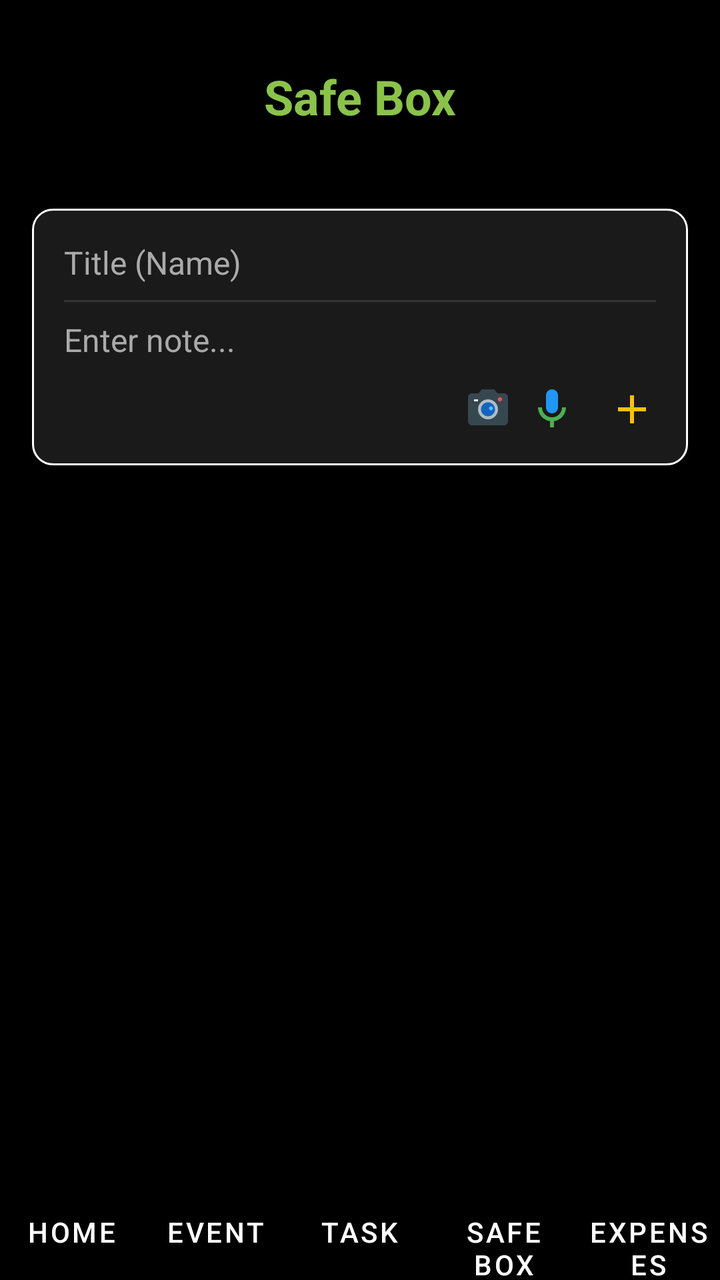
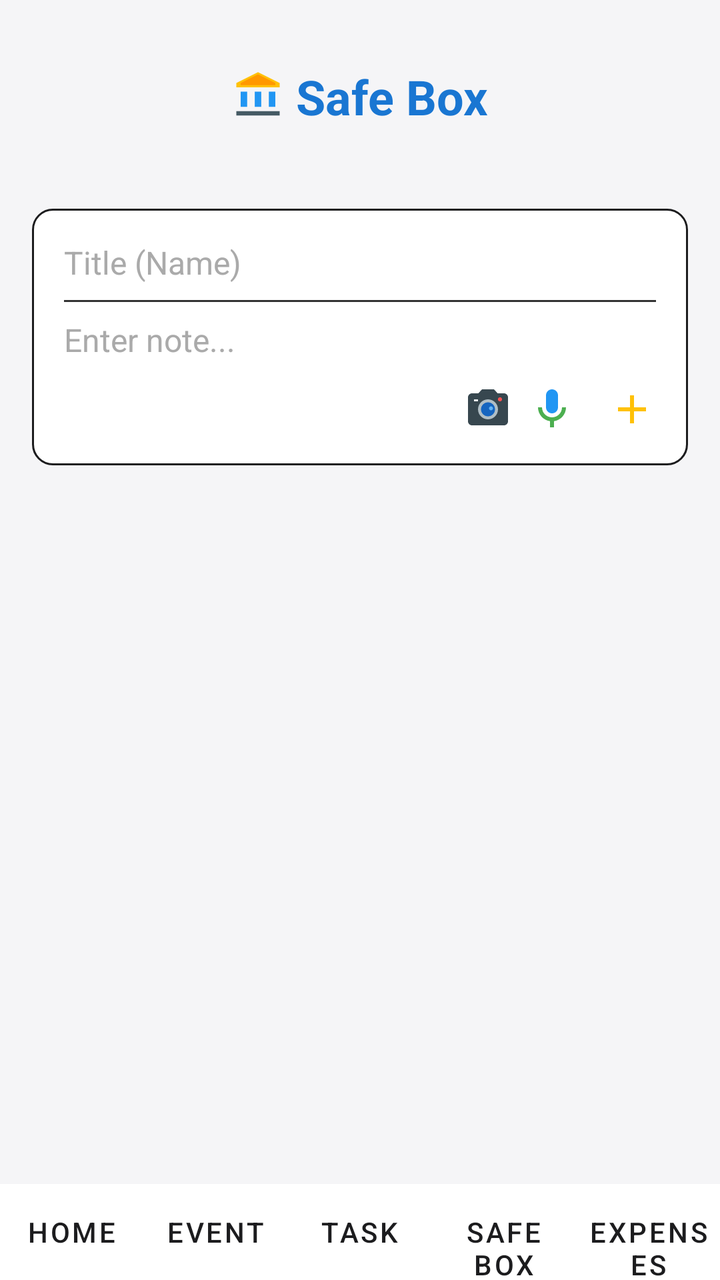

Before-and-after screenshots of an Android layout around one commit, followed by the original layout XML and the change that was made.
<!-- AndroidManifest.xml: activity theme Theme.MyCalendar2026SAR -->
<!-- res/layout/activity_secure_box.xml -->
<?xml version="1.0" encoding="utf-8"?>
<androidx.constraintlayout.widget.ConstraintLayout xmlns:android="http://schemas.android.com/apk/res/android"
    xmlns:app="http://schemas.android.com/apk/res-auto"
    xmlns:tools="http://schemas.android.com/tools"
    android:id="@+id/main"
    android:layout_width="match_parent"
    android:layout_height="match_parent"
    android:background="@color/black"
    tools:context=".SecureBoxActivity">

    <LinearLayout
        android:id="@+id/selectionBar"
        android:layout_width="match_parent"
        android:layout_height="56dp"
        android:background="#DD000000"
        android:gravity="center_vertical"
        android:orientation="horizontal"
        android:paddingStart="16dp"
        android:paddingEnd="16dp"
        android:visibility="gone"
        android:elevation="8dp"
        app:layout_constraintTop_toTopOf="parent">

        <TextView
            android:id="@+id/selectionCountText"
            android:layout_width="0dp"
            android:layout_height="wrap_content"
            android:layout_weight="1"
            android:text="0 selected"
            android:textColor="@color/white"
            android:textSize="18sp"
            android:textStyle="bold" />

        <ImageButton
            android:id="@+id/moveSelectedBtn"
            android:layout_width="48dp"
            android:layout_height="48dp"
            android:background="?attr/selectableItemBackgroundBorderless"
            android:src="@drawable/ic_menu_transfer_color" />

        <ImageButton
            android:id="@+id/deleteSelectedBtn"
            android:layout_width="48dp"
            android:layout_height="48dp"
            android:background="?attr/selectableItemBackgroundBorderless"
            android:src="@drawable/ic_menu_trash_color" />

        <ImageButton
            android:id="@+id/cancelSelectionBtn"
            android:layout_width="48dp"
            android:layout_height="48dp"
            android:background="?attr/selectableItemBackgroundBorderless"
            android:src="@drawable/ic_menu_exit_color" />
    </LinearLayout>

    <androidx.constraintlayout.widget.ConstraintLayout
        android:id="@+id/headerLayout"
        android:layout_width="match_parent"
        android:layout_height="wrap_content"
        app:layout_constraintTop_toBottomOf="@id/selectionBar">

        <ImageButton
            android:id="@+id/backButton"
            android:layout_width="@dimen/_24sdp"
            android:layout_height="@dimen/_24sdp"
            android:layout_marginStart="8dp"
            android:layout_marginTop="24dp"
            android:background="?attr/selectableItemBackgroundBorderless"
            android:contentDescription="Back"
            android:padding="4dp"
            android:scaleType="fitCenter"
            android:src="@drawable/ic_back_color"
            app:layout_constraintStart_toStartOf="parent"
            app:layout_constraintTop_toTopOf="parent" />

        <TextView
            android:id="@+id/secureBoxTitle"
            android:layout_width="wrap_content"
            android:layout_height="wrap_content"
            android:layout_marginTop="32dp"
            android:text="Safe Box"
            android:textColor="@color/light_green"
            android:textSize="24sp"
            android:textStyle="bold"
            app:layout_constraintEnd_toEndOf="parent"
            app:layout_constraintStart_toStartOf="parent"
            app:layout_constraintTop_toTopOf="parent" />

        <ImageButton
            android:id="@+id/addCategoryHeaderButton"
            android:layout_width="@dimen/_24sdp"
            android:layout_height="@dimen/_24sdp"
            android:layout_marginEnd="16dp"
            android:background="?attr/selectableItemBackgroundBorderless"
            android:padding="4dp"
            android:scaleType="fitCenter"
            android:src="@drawable/ic_notif_plus_color"
            app:layout_constraintBottom_toBottomOf="@id/secureBoxTitle"
            app:layout_constraintEnd_toEndOf="parent"
            app:layout_constraintTop_toTopOf="@id/secureBoxTitle" />

    </androidx.constraintlayout.widget.ConstraintLayout>

    <LinearLayout
        android:id="@+id/categoryContainer"
        android:layout_width="match_parent"
        android:layout_height="wrap_content"
        android:layout_margin="16dp"
        android:orientation="horizontal"
        app:layout_constraintTop_toBottomOf="@id/headerLayout">

        <androidx.recyclerview.widget.RecyclerView
            android:id="@+id/categoryRecyclerView"
            android:layout_width="match_parent"
            android:layout_height="wrap_content" />
    </LinearLayout>

    <LinearLayout
        android:id="@+id/notesSection"
        android:layout_width="0dp"
        android:layout_height="0dp"
        android:layout_marginTop="8dp"
        android:orientation="vertical"
        android:padding="16dp"
        android:visibility="visible"
        app:layout_constraintBottom_toTopOf="@id/bottomNavContainer"
        app:layout_constraintEnd_toEndOf="parent"
        app:layout_constraintStart_toStartOf="parent"
        app:layout_constraintTop_toBottomOf="@id/categoryContainer">

        

        <LinearLayout
            android:id="@+id/noteInputArea"
            android:layout_width="match_parent"
            android:layout_height="wrap_content"
            android:background="@drawable/summary_border"
            android:orientation="vertical"
            android:padding="8dp">

            <EditText
                android:id="@+id/noteTitleInput"
                android:layout_width="match_parent"
                android:layout_height="wrap_content"
                android:background="@null"
                android:hint="Title (Name)"
                android:inputType="text"
                android:padding="8dp"
                android:textColor="@color/white"
                android:textColorHint="#AAAAAA"
                android:textSize="16sp" />

            <View
                android:layout_width="match_parent"
                android:layout_height="1dp"
                android:layout_marginStart="8dp"
                android:layout_marginEnd="8dp"
                android:background="#333333" />

            <EditText
                android:id="@+id/noteContentInput"
                android:layout_width="match_parent"
                android:layout_height="wrap_content"
                android:background="@null"
                android:gravity="start|top"
                android:hint="Enter note..."
                android:inputType="textMultiLine"
                android:maxLines="3"
                android:minLines="1"
                android:padding="8dp"
                android:textColor="@color/white"
                android:textColorHint="#AAAAAA"
                android:textSize="16sp" />

            <LinearLayout
                android:layout_width="match_parent"
                android:layout_height="wrap_content"
                android:gravity="end"
                android:paddingEnd="4dp"
                android:paddingBottom="4dp">

                <ImageButton
                    android:id="@+id/sbCameraNoteButton"
                    android:layout_width="32dp"
                    android:layout_height="32dp"
                    android:background="?attr/selectableItemBackgroundBorderless"
                    android:contentDescription="Camera Note"
                    android:src="@drawable/ic_notif_camera_color" />

                <ImageButton
                    android:id="@+id/sbVoiceNoteButton"
                    android:layout_width="32dp"
                    android:layout_height="32dp"
                    android:background="?attr/selectableItemBackgroundBorderless"
                    android:contentDescription="Voice Note"
                    android:src="@drawable/ic_notif_voice_color" />

                <ImageButton
                    android:id="@+id/saveStickyNoteButton"
                    android:layout_width="32dp"
                    android:layout_height="32dp"
                    android:layout_marginStart="8dp"
                    android:background="?attr/selectableItemBackgroundBorderless"
                    android:contentDescription="Save Note"
                    android:src="@drawable/ic_notif_plus_color" />
            </LinearLayout>

        </LinearLayout>

        <androidx.recyclerview.widget.RecyclerView
            android:id="@+id/notesRecyclerView"
            android:layout_width="match_parent"
            android:layout_height="match_parent"
            android:layout_marginTop="8dp" />

    </LinearLayout>

    <LinearLayout
        android:id="@+id/bottomNavContainer"
        android:layout_width="match_parent"
        android:layout_height="wrap_content"
        android:orientation="vertical"
        android:background="#000000"
        android:padding="@dimen/_6sdp"
        app:layout_constraintBottom_toBottomOf="parent">

        <include
            layout="@layout/layout_bottom_navigation"
            android:layout_width="match_parent"
            android:layout_height="wrap_content" />
    </LinearLayout>

</androidx.constraintlayout.widget.ConstraintLayout>
<!-- res/layout/layout_bottom_navigation.xml (included above) -->
<?xml version="1.0" encoding="utf-8"?>
<LinearLayout xmlns:android="http://schemas.android.com/apk/res/android"
    xmlns:app="http://schemas.android.com/apk/res-auto"
    android:id="@+id/buttonContainer"
    android:layout_width="match_parent"
    android:layout_height="wrap_content"
    android:layout_marginTop="@dimen/_6sdp"
    android:orientation="horizontal"
    android:background="#000000">

    <Button
        android:id="@+id/navHomeButton"
        style="@style/Widget.MaterialComponents.Button.TextButton"
        android:layout_width="0dp"
        android:layout_height="wrap_content"
        android:layout_weight="1"
        android:insetTop="0dp"
        android:insetBottom="0dp"
        android:paddingLeft="4dp"
        android:paddingRight="4dp"
        android:text="@string/menu_home"
        android:textColor="@color/white"
        android:textSize="@dimen/_9ssp"
        app:backgroundTint="@android:color/transparent"
        app:icon="@drawable/ic_menu_home_color"
        app:iconGravity="top"
        app:iconSize="24dp"
        app:iconTint="@null"
        app:elevation="0dp" />

    <Button
        android:id="@+id/navEventButton"
        style="@style/Widget.MaterialComponents.Button.TextButton"
        android:layout_width="0dp"
        android:layout_height="wrap_content"
        android:layout_weight="1"
        android:insetTop="0dp"
        android:insetBottom="0dp"
        android:paddingLeft="4dp"
        android:paddingRight="4dp"
        android:text="@string/save_note"
        android:textColor="@color/white"
        android:textSize="@dimen/_9ssp"
        app:backgroundTint="@android:color/transparent"
        app:icon="@drawable/ic_menu_calendar_color"
        app:iconGravity="top"
        app:iconSize="24dp"
        app:iconTint="@null"
        app:elevation="0dp" />

    <Button
        android:id="@+id/navTaskButton"
        style="@style/Widget.MaterialComponents.Button.TextButton"
        android:layout_width="0dp"
        android:layout_height="wrap_content"
        android:layout_weight="1"
        android:insetTop="0dp"
        android:insetBottom="0dp"
        android:paddingLeft="4dp"
        android:paddingRight="4dp"
        android:text="@string/task"
        android:textColor="@color/white"
        android:textSize="@dimen/_9ssp"
        app:backgroundTint="@android:color/transparent"
        app:icon="@drawable/ic_menu_task_color"
        app:iconGravity="top"
        app:iconSize="24dp"
        app:iconTint="@null"
        app:elevation="0dp" />

    <Button
        android:id="@+id/navSecureBoxButton"
        style="@style/Widget.MaterialComponents.Button.TextButton"
        android:layout_width="0dp"
        android:layout_height="wrap_content"
        android:layout_weight="1"
        android:insetTop="0dp"
        android:insetBottom="0dp"
        android:paddingLeft="4dp"
        android:paddingRight="4dp"
        android:text="@string/secure_box"
        android:textColor="@color/white"
        android:textSize="@dimen/_9ssp"
        app:backgroundTint="@android:color/transparent"
        app:icon="@drawable/ic_menu_accounts_color"
        app:iconGravity="top"
        app:iconSize="24dp"
        app:iconTint="@null"
        app:elevation="0dp" />

    <Button
        android:id="@+id/navExpensesButton"
        style="@style/Widget.MaterialComponents.Button.TextButton"
        android:layout_width="0dp"
        android:layout_height="wrap_content"
        android:layout_weight="1"
        android:insetTop="0dp"
        android:insetBottom="0dp"
        android:paddingLeft="4dp"
        android:paddingRight="4dp"
        android:text="@string/expenses"
        android:textColor="@color/white"
        android:textSize="@dimen/_9ssp"
        app:backgroundTint="@android:color/transparent"
        app:icon="@drawable/ic_menu_cash_in_color"
        app:iconGravity="top"
        app:iconSize="24dp"
        app:iconTint="@null"
        app:elevation="0dp" />

</LinearLayout>
<!-- resources referenced by this layout -->
<resources>
  <color name="black">#FF000000</color>
  <color name="light_green">#8BC34A</color>
  <color name="white">#FFFFFFFF</color>
  <!-- drawable ic_menu_calendar_color (drawable) -->
  <vector xmlns:android="http://schemas.android.com/apk/res/android"
      android:width="24dp"
      android:height="24dp"
      android:viewportWidth="24"
      android:viewportHeight="24">
      <path
          android:fillColor="#F44336"
          android:pathData="M19,3h-1V1h-2v2H8V1H6v2H5C3.89,3 3.01,3.9 3.01,5L3,19c0,1.1 0.89,2 2,2h14c1.1,0 2,-0.9 2,-2V5c0,-1.1 -0.9,-2 -2,-2zM19,19H5V8h14v11z" />
  </vector>
  <!-- drawable ic_menu_home_color (drawable) -->
  <vector xmlns:android="http://schemas.android.com/apk/res/android"
      android:width="24dp"
      android:height="24dp"
      android:viewportWidth="24"
      android:viewportHeight="24">
      <path
          android:fillColor="#2196F3"
          android:pathData="M10,20v-6h4v6h5v-8h3L12,3 2,12h3v8z" />
  </vector>
  <!-- drawable ic_menu_task_color (drawable) -->
  <vector xmlns:android="http://schemas.android.com/apk/res/android"
      android:width="24dp"
      android:height="24dp"
      android:viewportWidth="24"
      android:viewportHeight="24">
      <path
          android:fillColor="#8BC34A"
          android:pathData="M19,3L5,3c-1.1,0 -2,0.9 -2,2v14c0,1.1 0.9,2 2,2h14c1.1,0 2,-0.9 2,-2L21,5c0,-1.1 -0.9,-2 -2,-2zM19,19L5,19L5,5h14v14zM17.99,9l-1.41,-1.42 -6.59,6.59 -2.58,-2.57 -1.42,1.41 4,3.99 8,-8z" />
  </vector>
  <!-- drawable ic_menu_transfer_color (drawable) -->
  <vector xmlns:android="http://schemas.android.com/apk/res/android"
      android:width="24dp"
      android:height="24dp"
      android:viewportWidth="24"
      android:viewportHeight="24">
      <path
          android:fillColor="#2196F3"
          android:pathData="M16,17.01V10h-2v7.01h-3L15,21l4,-3.99h-3z" />
      <path
          android:fillColor="#4CAF50"
          android:pathData="M9,3L5,6.99h3V14h2V6.99h3L9,3z" />
  </vector>
  <!-- drawable ic_notif_plus_color (drawable) -->
  <vector xmlns:android="http://schemas.android.com/apk/res/android"
      android:width="24dp"
      android:height="24dp"
      android:viewportWidth="24"
      android:viewportHeight="24">
      <path
          android:fillColor="#FFC107"
          android:pathData="M19,13h-6v6h-2v-6H5v-2h6V5h2v6h6v2z" />
  </vector>
  <!-- drawable summary_border (drawable) -->
  <?xml version="1.0" encoding="utf-8"?>
  <shape xmlns:android="http://schemas.android.com/apk/res/android">
      <solid android:color="@color/card_dark" />
      <stroke
          android:width="1dp"
          android:color="@color/white" />
      <corners android:radius="10dp" />
  </shape>
  <string name="expenses">Expenses</string>
  <string name="menu_home">Home</string>
  <string name="save_note">Event</string>
  <string name="secure_box">Safe Box</string>
  <string name="task">Task</string>
  <color name="card_dark">#1A1A1A</color>
  <color name="hunter_green">#355E3B</color>
  <color name="teal_200">#FF03DAC5</color>
  <color name="teal_700">#FF018786</color>
  <style name="CustomMenuTextAppearance" parent="TextAppearance.AppCompat.Widget.PopupMenu.Large">
          <item name="android:textSize">@dimen/_10ssp</item>
          <item name="android:textColor">@color/white</item>
      </style>
  <style name="CustomPopupMenuStyle" parent="Widget.AppCompat.PopupMenu">
          <item name="android:minWidth">@dimen/_110sdp</item>
      </style>
  <style name="GreenButtonStyle" parent="Widget.MaterialComponents.Button.TextButton">
          <item name="android:textColor">@color/light_green</item>
      </style>
  <!-- unchanged entries left out for length: 9 -->
</resources>

<!-- the commit's change to res/layout/activity_secure_box.xml (unified diff, before → after) -->
@@ -73,18 +73,33 @@
             app:layout_constraintStart_toStartOf="parent"
             app:layout_constraintTop_toTopOf="parent" />
 
-        <TextView
-            android:id="@+id/secureBoxTitle"
+        <LinearLayout
+            android:id="@+id/secureBoxTitleContainer"
             android:layout_width="wrap_content"
             android:layout_height="wrap_content"
             android:layout_marginTop="32dp"
-            android:text="Safe Box"
-            android:textColor="@color/light_green"
-            android:textSize="24sp"
-            android:textStyle="bold"
+            android:gravity="center_vertical"
+            android:orientation="horizontal"
             app:layout_constraintEnd_toEndOf="parent"
             app:layout_constraintStart_toStartOf="parent"
-            app:layout_constraintTop_toTopOf="parent" />
+            app:layout_constraintTop_toTopOf="parent">
+
+            <ImageView
+                android:layout_width="26dp"
+                android:layout_height="26dp"
+                android:layout_marginEnd="6dp"
+                android:contentDescription="Safe Box Icon"
+                android:src="@drawable/ic_menu_accounts_color" />
+
+            <TextView
+                android:id="@+id/secureBoxTitle"
+                android:layout_width="wrap_content"
+                android:layout_height="wrap_content"
+                android:text="Safe Box"
+                android:textColor="@color/light_green"
+                android:textSize="24sp"
+                android:textStyle="bold" />
+        </LinearLayout>
 
         <ImageButton
             android:id="@+id/addCategoryHeaderButton"
@@ -95,9 +110,9 @@
             android:padding="4dp"
             android:scaleType="fitCenter"
             android:src="@drawable/ic_notif_plus_color"
-            app:layout_constraintBottom_toBottomOf="@id/secureBoxTitle"
+            app:layout_constraintBottom_toBottomOf="@id/secureBoxTitleContainer"
             app:layout_constraintEnd_toEndOf="parent"
-            app:layout_constraintTop_toTopOf="@id/secureBoxTitle" />
+            app:layout_constraintTop_toTopOf="@id/secureBoxTitleContainer" />
 
     </androidx.constraintlayout.widget.ConstraintLayout>
 
@@ -240,7 +255,7 @@
     android:layout_height="wrap_content"
     android:layout_marginTop="@dimen/_6sdp"
     android:orientation="horizontal"
-    android:background="#000000">
+    android:background="@color/nav_bg">
 
     <Button
         android:id="@+id/navHomeButton"
@@ -253,7 +268,7 @@
         android:paddingLeft="4dp"
         android:paddingRight="4dp"
         android:text="@string/menu_home"
-        android:textColor="@color/white"
+        android:textColor="@color/text_primary"
         android:textSize="@dimen/_9ssp"
         app:backgroundTint="@android:color/transparent"
         app:icon="@drawable/ic_menu_home_color"
@@ -273,7 +288,7 @@
         android:paddingLeft="4dp"
         android:paddingRight="4dp"
         android:text="@string/save_note"
-        android:textColor="@color/white"
+        android:textColor="@color/text_primary"
         android:textSize="@dimen/_9ssp"
         app:backgroundTint="@android:color/transparent"
         app:icon="@drawable/ic_menu_calendar_color"
@@ -293,7 +308,7 @@
         android:paddingLeft="4dp"
         android:paddingRight="4dp"
         android:text="@string/task"
-        android:textColor="@color/white"
+        android:textColor="@color/text_primary"
         android:textSize="@dimen/_9ssp"
         app:backgroundTint="@android:color/transparent"
         app:icon="@drawable/ic_menu_task_color"
@@ -313,7 +328,7 @@
         android:paddingLeft="4dp"
         android:paddingRight="4dp"
         android:text="@string/secure_box"
-        android:textColor="@color/white"
+        android:textColor="@color/text_primary"
         android:textSize="@dimen/_9ssp"
         app:backgroundTint="@android:color/transparent"
         app:icon="@drawable/ic_menu_accounts_color"
<!-- resource entries referenced after the edit -->
@@ -1,8 +1,10 @@
 <!-- resources referenced by this layout -->
 <resources>
-  <color name="black">#FF000000</color>
-  <color name="light_green">#8BC34A</color>
-  <color name="white">#FFFFFFFF</color>
+  <color name="black">#F5F5F7</color>
+  <color name="light_green">#1976D2</color>
+  <color name="nav_bg">#FFFFFF</color>
+  <color name="text_primary">#1C1C1E</color>
+  <color name="white">#1C1C1E</color>
   <!-- drawable ic_menu_calendar_color (drawable) -->
   <vector xmlns:android="http://schemas.android.com/apk/res/android"
       android:width="24dp"
@@ -30,7 +32,7 @@
       android:viewportWidth="24"
       android:viewportHeight="24">
       <path
-          android:fillColor="#8BC34A"
+          android:fillColor="#2196F3"
           android:pathData="M19,3L5,3c-1.1,0 -2,0.9 -2,2v14c0,1.1 0.9,2 2,2h14c1.1,0 2,-0.9 2,-2L21,5c0,-1.1 -0.9,-2 -2,-2zM19,19L5,19L5,5h14v14zM17.99,9l-1.41,-1.42 -6.59,6.59 -2.58,-2.57 -1.42,1.41 4,3.99 8,-8z" />
   </vector>
   <!-- drawable ic_menu_transfer_color (drawable) -->
@@ -70,10 +72,10 @@
   <string name="save_note">Event</string>
   <string name="secure_box">Safe Box</string>
   <string name="task">Task</string>
-  <color name="card_dark">#1A1A1A</color>
-  <color name="hunter_green">#355E3B</color>
-  <color name="teal_200">#FF03DAC5</color>
-  <color name="teal_700">#FF018786</color>
+  <color name="card_dark">#FFFFFF</color>
+  <color name="hunter_green">#0D47A1</color>
+  <color name="teal_200">#00897B</color>
+  <color name="teal_700">#00695C</color>
   <style name="CustomMenuTextAppearance" parent="TextAppearance.AppCompat.Widget.PopupMenu.Large">
           <item name="android:textSize">@dimen/_10ssp</item>
           <item name="android:textColor">@color/white</item>
